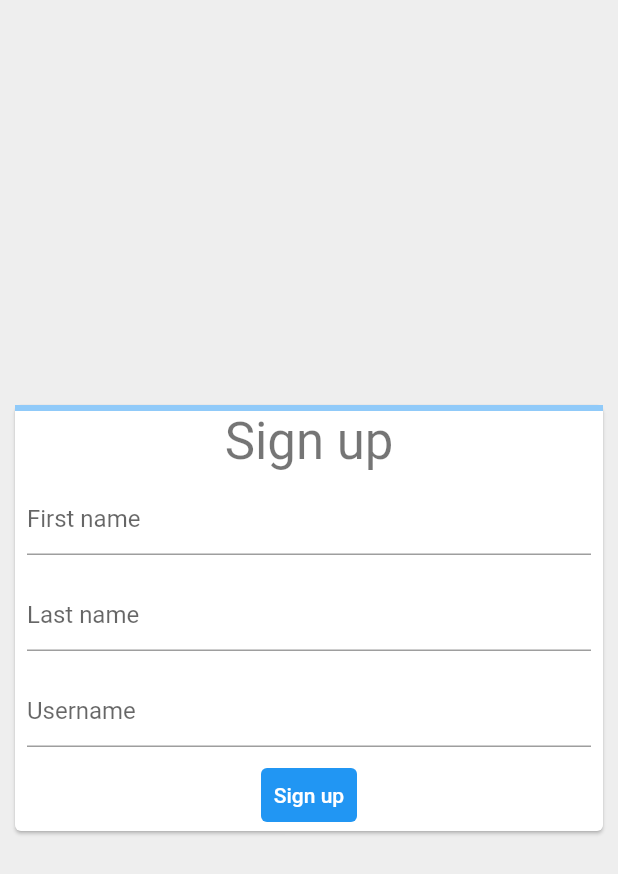
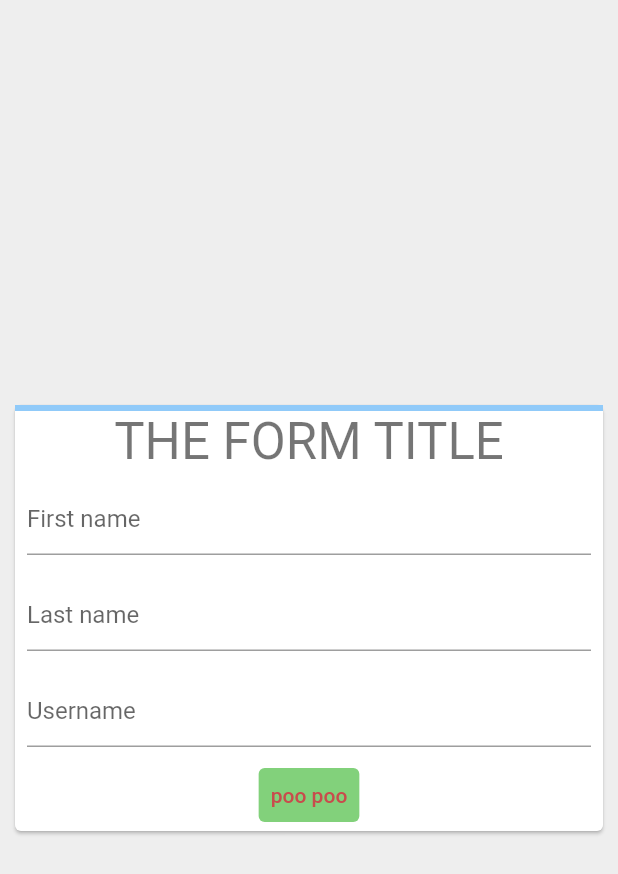
Before and after one commit to rnddave/flutter-like-a-boss, a Flutter app: the screen it shows after launch, on a phone screen of 412 x 824 dp. Shown: the top 874 px of the screen. Run offline on Flutter 3.47's test engine with Material 2 defaults, Android fonts, the phone set to English and light mode, and no system bars.

Commit message:
tried some minor tweeks to get a feel for what changes.

```diff
--- a/my_web_app/lib/main.dart
+++ b/my_web_app/lib/main.dart
@@ -10,7 +10,7 @@ class SignUpApp extends StatelessWidget {
     return MaterialApp(
       routes: {
         '/': (context) => const SignUpScreen(),
-        '/welcome': (context) => WelcomeScreen(),
+        '/welcome': (context) => WelcomeScreen2(),
       },
     );
   }
@@ -49,7 +49,7 @@ class _SignUpFormState extends State<SignUpForm> {
 
   double _formProgress = 0;
 
-  void _showWelcomeScreen() {
+  void _showWelcomeScreen2() {
     Navigator.of(context).pushNamed('/welcome');
   }
 
@@ -60,7 +60,7 @@ class _SignUpFormState extends State<SignUpForm> {
         mainAxisSize: MainAxisSize.min,
         children: [
           LinearProgressIndicator(value: _formProgress),
-          Text('Sign up', style: Theme.of(context).textTheme.headline4),
+          Text('THE FORM TITLE', style: Theme.of(context).textTheme.headline4),
           Padding(
             padding: const EdgeInsets.all(8.0),
             child: TextFormField(
@@ -88,17 +88,17 @@ class _SignUpFormState extends State<SignUpForm> {
                   (Set<MaterialState> states) {
                 return states.contains(MaterialState.disabled)
                     ? null
-                    : Colors.white;
+                    : Color.fromARGB(255, 200, 76, 76);
               }),
               backgroundColor: MaterialStateProperty.resolveWith(
                   (Set<MaterialState> states) {
                 return states.contains(MaterialState.disabled)
                     ? null
-                    : Colors.blue;
+                    : Color.fromARGB(255, 130, 209, 123);
               }),
             ),
-            onPressed: _showWelcomeScreen,
-            child: const Text('Sign up'),
+            onPressed: _showWelcomeScreen2,
+            child: const Text('poo poo'),
           ),
         ],
       ),
@@ -106,14 +106,15 @@ class _SignUpFormState extends State<SignUpForm> {
   }
 }
 
-class WelcomeScreen extends StatelessWidget {
-  const WelcomeScreen();
+class WelcomeScreen2 extends StatelessWidget {
+  const WelcomeScreen2();
 
   @override
   Widget build(BuildContext context) {
     return Scaffold(
       body: Center(
-        child: Text('Welcome!', style: Theme.of(context).textTheme.headline2),
+        child: Text('Welcome screen 2!',
+            style: Theme.of(context).textTheme.headline2),
       ),
     );
   }
```
